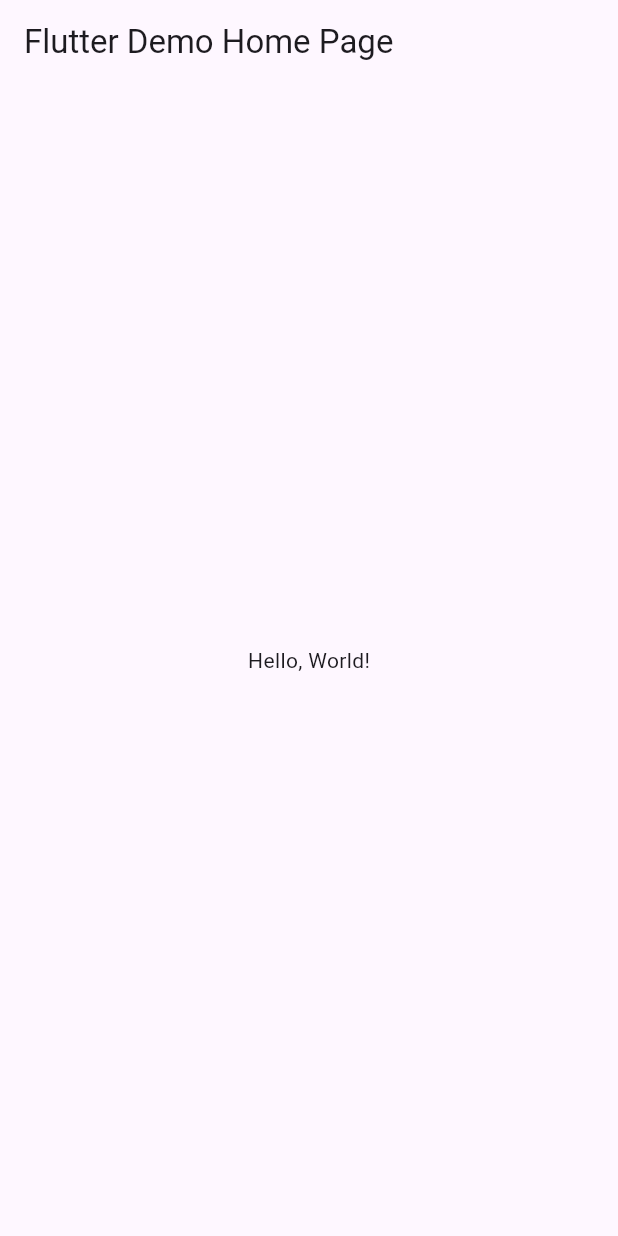
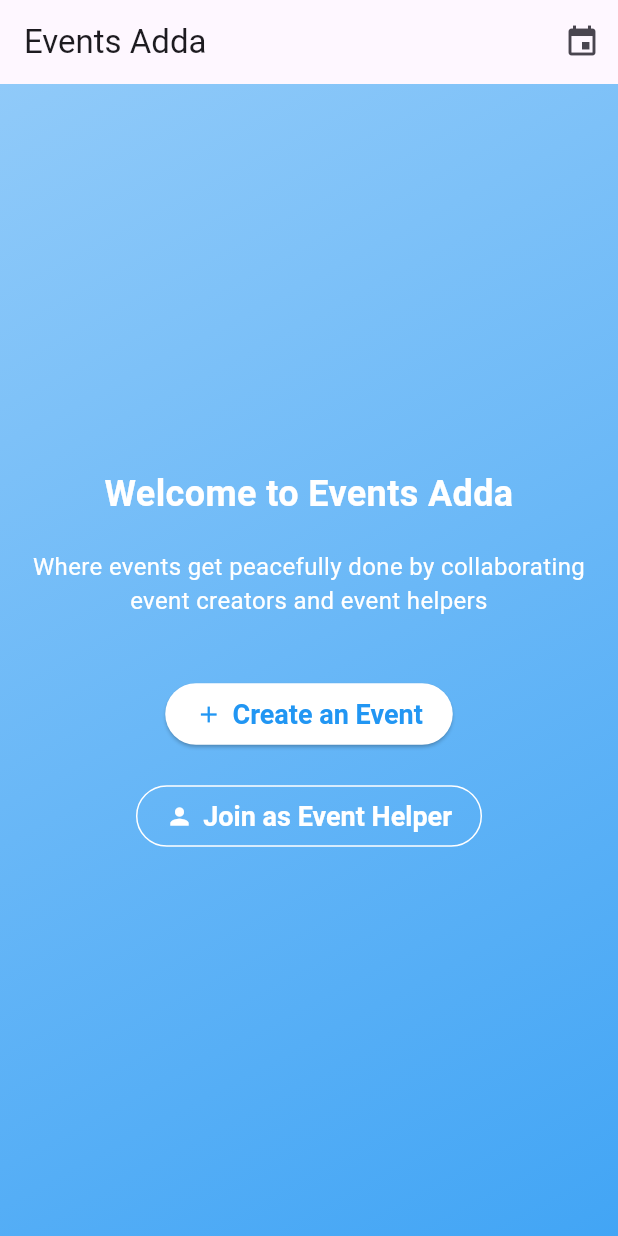
Before and after one commit to Srujansruju91/Events_adda, a Flutter app: the screen it shows after launch, on a phone screen of 412 x 824 dp. Run offline on Flutter 3.47's test engine with Material 3 defaults, Android fonts, the phone set to English and light mode, and no system bars.

Commit message:
Changes till sign_up/in page

```diff
--- a/lib/main.dart
+++ b/lib/main.dart
@@ -1,41 +1,111 @@
 import 'package:flutter/material.dart';
+import 'helper_sign_in.dart'; // Import the sign-in page
+import 'helper_sign_up.dart'; // Import the sign-up page
 
 void main() => runApp(MyApp());
 
 class MyApp extends StatelessWidget {
-  const MyApp({super.key});
-  // This widget is the root of your application.
+  const MyApp({Key? key}) : super(key: key);
+
   @override
   Widget build(BuildContext context) {
     return MaterialApp(
-      // Application name
-      title: 'Flutter Hello World',
-      // Application theme data, you can set the colors for the application as
-      // you want
+      title: 'Events Adda',
       theme: ThemeData(
-        // useMaterial3: false,
         primarySwatch: Colors.blue,
       ),
-      // A widget which will be started on application startup
-      home: MyHomePage(title: 'Flutter Demo Home Page'),
+      home: MyHomePage(title: 'Events Adda'),
+      routes: {
+        '/helper_sign_in': (context) => HelperSignInPage(),
+        '/helper_sign_up': (context) => HelperSignUpPage(),
+      },
     );
   }
 }
 
 class MyHomePage extends StatelessWidget {
   final String title;
-  const MyHomePage({super.key, required this.title});
+  const MyHomePage({Key? key, required this.title}) : super(key: key);
 
   @override
   Widget build(BuildContext context) {
     return Scaffold(
       appBar: AppBar(
-        // The title text which will be shown on the action bar
         title: Text(title),
+        actions: [
+          IconButton(
+            icon: Icon(Icons.event),
+            onPressed: () {
+              // Action for event button
+            },
+          ),
+        ],
       ),
-      body: Center(
-        child: Text(
-          'Hello, World!',
+      body: Container(
+        padding: EdgeInsets.all(20),
+        decoration: BoxDecoration(
+          gradient: LinearGradient(
+            colors: [Colors.blue.shade200, Colors.blue.shade400],
+            begin: Alignment.topLeft,
+            end: Alignment.bottomRight,
+          ),
+        ),
+        child: Column(
+          mainAxisAlignment: MainAxisAlignment.center,
+          children: [
+            Text(
+              'Welcome to Events Adda',
+              style: TextStyle(
+                fontSize: 24,
+                fontWeight: FontWeight.bold,
+                color: Colors.white,
+              ),
+              textAlign: TextAlign.center,
+            ),
+            SizedBox(height: 20),
+            Text(
+              'Where events get peacefully done by collaborating event creators and event helpers',
+              style: TextStyle(
+                fontSize: 16,
+                color: Colors.white,
+              ),
+              textAlign: TextAlign.center,
+            ),
+            SizedBox(height: 40),
+            ElevatedButton.icon(
+              onPressed: () {
+                // Action for Event Creator
+              },
+              icon: Icon(Icons.add),
+              label: Text('Create an Event'),
+              style: ElevatedButton.styleFrom(
+                primary: Colors.white,
+                onPrimary: Colors.blue,
+                padding: EdgeInsets.symmetric(horizontal: 20, vertical: 10),
+                textStyle: TextStyle(
+                  fontSize: 18,
+                  fontWeight: FontWeight.bold,
+                ),
+              ),
+            ),
+            SizedBox(height: 20),
+            OutlinedButton.icon(
+              onPressed: () {
+                Navigator.pushNamed(context, '/helper_sign_in');
+              },
+              icon: Icon(Icons.person),
+              label: Text('Join as Event Helper'),
+              style: OutlinedButton.styleFrom(
+                side: BorderSide(color: Colors.white),
+                primary: Colors.white,
+                padding: EdgeInsets.symmetric(horizontal: 20, vertical: 10),
+                textStyle: TextStyle(
+                  fontSize: 18,
+                  fontWeight: FontWeight.bold,
+                ),
+              ),
+            ),
+          ],
         ),
       ),
     );
```
Also changed, not shown: lib/helper_sign_in.dart (added, +51 -0 lines), lib/helper_sign_up.dart (added, +223 -0 lines).
